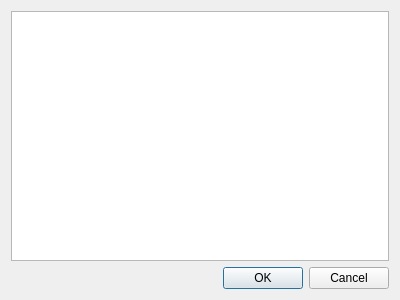
Above: src/Routers/Custom/PresetSelector.ui from neotron/EDPathFinder before the change. Below: the same form after it.
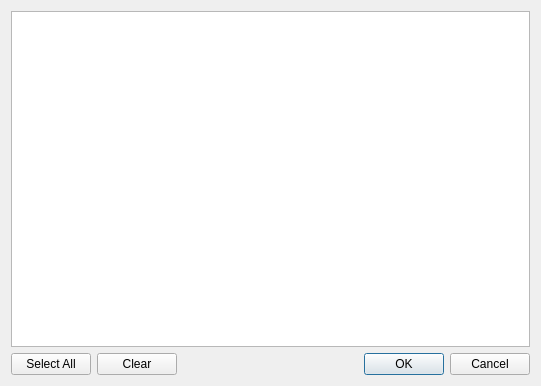
That is the form after the change.

Commit message: Significant more work on route presets

Diff of the .ui file:
```diff
--- a/src/Routers/Custom/PresetSelector.ui
+++ b/src/Routers/Custom/PresetSelector.ui
@@ -6,27 +6,61 @@
    <rect>
     <x>0</x>
     <y>0</y>
-    <width>400</width>
-    <height>300</height>
+    <width>541</width>
+    <height>386</height>
    </rect>
   </property>
+  <property name="sizePolicy">
+   <sizepolicy hsizetype="Preferred" vsizetype="Preferred">
+    <horstretch>0</horstretch>
+    <verstretch>0</verstretch>
+   </sizepolicy>
+  </property>
   <property name="windowTitle">
    <string>Dialog</string>
   </property>
   <layout class="QVBoxLayout" name="verticalLayout">
    <item>
-    <widget class="QTableWidget" name="tableWidget"/>
-   </item>
-   <item>
-    <widget class="QDialogButtonBox" name="buttonBox">
-     <property name="orientation">
-      <enum>Qt::Horizontal</enum>
+    <widget class="QTableWidget" name="tableWidget">
+     <property name="autoFillBackground">
+      <bool>true</bool>
      </property>
-     <property name="standardButtons">
-      <set>QDialogButtonBox::Cancel|QDialogButtonBox::Ok</set>
-     </property>
+     <attribute name="horizontalHeaderStretchLastSection">
+      <bool>true</bool>
+     </attribute>
+     <attribute name="verticalHeaderStretchLastSection">
+      <bool>false</bool>
+     </attribute>
     </widget>
    </item>
+   <item>
+    <layout class="QHBoxLayout" name="horizontalLayout">
+     <item>
+      <widget class="QPushButton" name="pushButton">
+       <property name="text">
+        <string>Select All</string>
+       </property>
+      </widget>
+     </item>
+     <item>
+      <widget class="QPushButton" name="pushButton_2">
+       <property name="text">
+        <string>Clear</string>
+       </property>
+      </widget>
+     </item>
+     <item>
+      <widget class="QDialogButtonBox" name="buttonBox">
+       <property name="orientation">
+        <enum>Qt::Horizontal</enum>
+       </property>
+       <property name="standardButtons">
+        <set>QDialogButtonBox::Cancel|QDialogButtonBox::Ok</set>
+       </property>
+      </widget>
+     </item>
+    </layout>
+   </item>
   </layout>
  </widget>
  <resources/>
```
Left out of the diff: 49 changed lines with no effect on the pictures. The commit also changes 25 other files.
